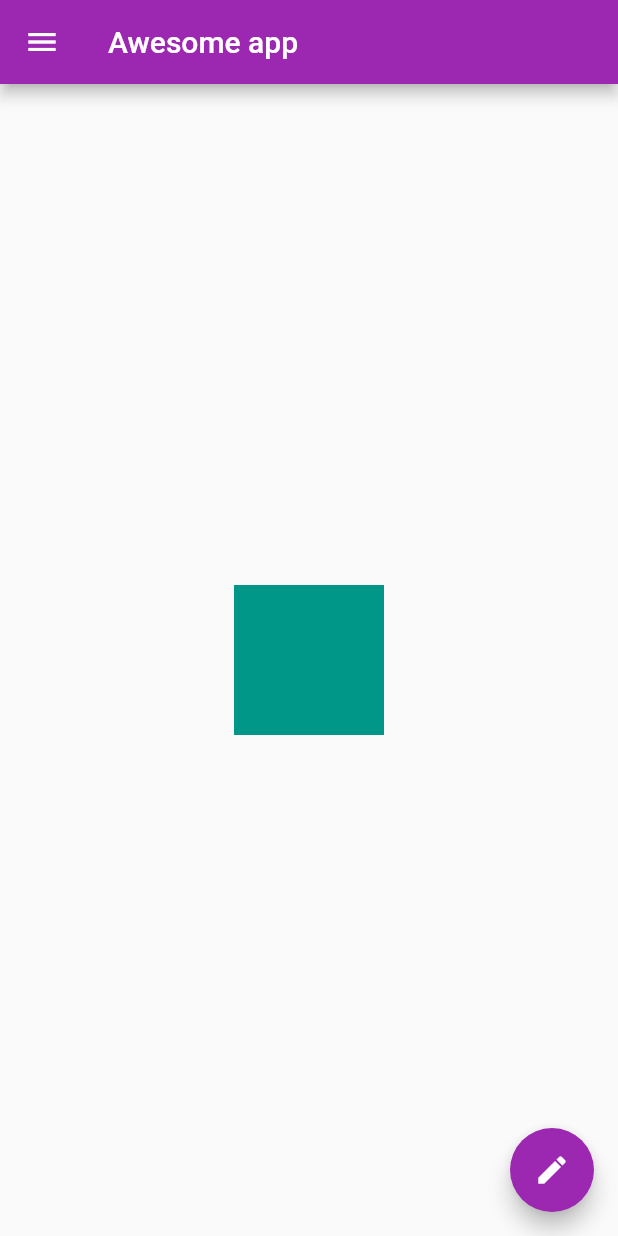
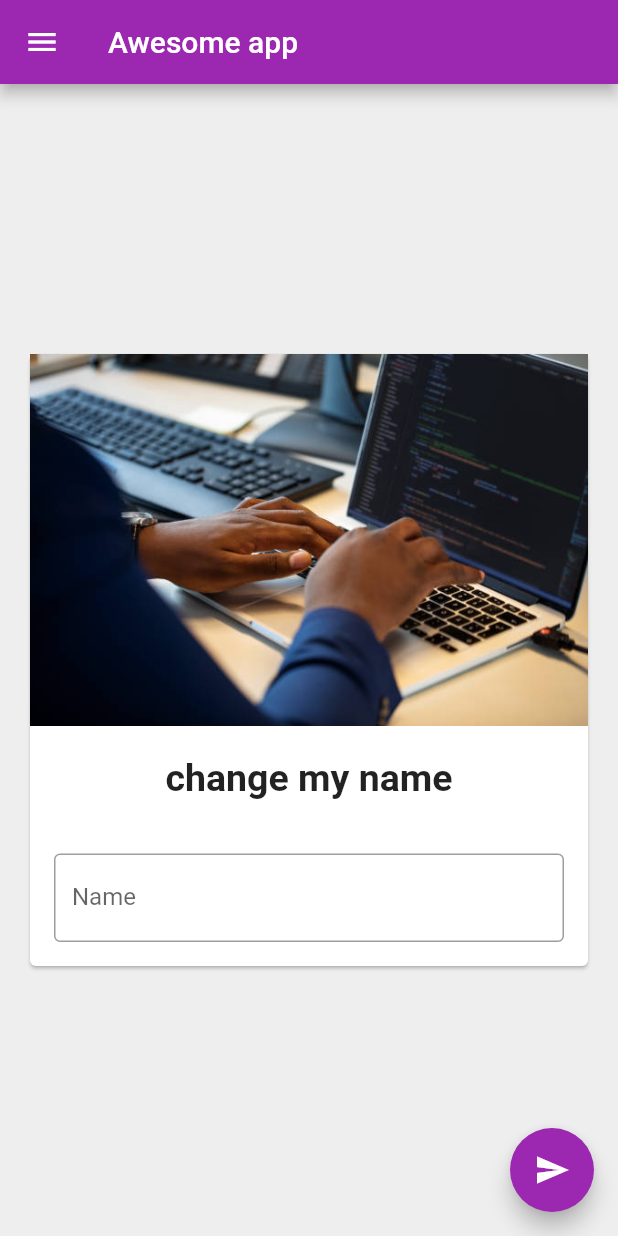
Before and after one commit to mohamed65465168974/helloflutter, a Flutter app: the screen it shows after launch, on a phone screen of 412 x 824 dp. Run offline on Flutter 3.47's test engine with Material 2 defaults, Android fonts, the phone set to English and light mode, and no system bars.

Commit message:
card asset images textfield scroll view

```diff
--- a/lib/main.dart
+++ b/lib/main.dart
@@ -1,3 +1,4 @@
+// ignore_for_file: prefer_const_constructors
 import 'package:flutter/widgets.dart';
 import 'package:flutter/material.dart';
 
@@ -15,20 +16,71 @@ void main() {
   );
 }
 
-class HomePage extends StatelessWidget {
+class HomePage extends StatefulWidget {
   const HomePage({Key? key}) : super(key: key);
+
+  @override
+  State<HomePage> createState() => _HomePageState();
+}
+
+class _HomePageState extends State<HomePage> {
+  var myText = "change my name";
+  TextEditingController _nameController = TextEditingController();
+
+  // initialize var before creating widgets
+  @override
+  void initState() {
+    super.initState();
+  }
+
+  // called when screen is destroyed
+  @override
+  void dispose() {
+    // TODO: implement dispose
+    super.dispose();
+  }
 
   @override
   Widget build(BuildContext context) {
     return Scaffold(
+      backgroundColor: Colors.grey[200],
       appBar: AppBar(
         title: Text('Awesome app'),
       ),
       body: Center(
-        child: Container(
-          height: 100,
-          width: 100,
-          color: Colors.teal,
+        child: Padding(
+          padding: const EdgeInsets.all(16.0),
+          child: SingleChildScrollView(
+            child: Card(
+              child: Column(
+                children: [
+                  Image.asset(
+                    "assets/coding.jpg",
+                  ),
+                  SizedBox(
+                    height: 20,
+                  ),
+                  Text(
+                    myText,
+                    style: TextStyle(fontSize: 25, fontWeight: FontWeight.bold),
+                  ),
+                  SizedBox(
+                    height: 20,
+                  ),
+                  Padding(
+                    padding: const EdgeInsets.all(16.0),
+                    child: TextField(
+                      controller: _nameController,
+                      decoration: InputDecoration(
+                          border: OutlineInputBorder(),
+                          hintText: "Enter some Text",
+                          labelText: "Name"),
+                    ),
+                  ),
+                ],
+              ),
+            ),
+          ),
         ),
       ),
       drawer: Drawer(
@@ -48,9 +100,7 @@ class HomePage extends StatelessWidget {
               title: Text("pawn kumar"),
               subtitle: Text('developer'),
               trailing: Icon(Icons.edit),
-              onTap: () {
-
-              },
+              onTap: () {},
             ),
             ListTile(
               leading: Icon(Icons.person),
@@ -68,8 +118,12 @@ class HomePage extends StatelessWidget {
         ),
       ),
       floatingActionButton: FloatingActionButton(
-        onPressed: () {},
-        child: Icon(Icons.edit),
+        onPressed: () {
+          myText = _nameController.text;
+          // called every time a change is made
+          setState(() {});
+        },
+        child: Icon(Icons.send),
       ),
     );
   }
--- a/pubspec.yaml
+++ b/pubspec.yaml
@@ -58,9 +58,8 @@ flutter:
   uses-material-design: true
 
   # To add assets to your application, add an assets section, like this:
-  # assets:
-  #   - images/a_dot_burr.jpeg
-  #   - images/a_dot_ham.jpeg
+  assets:
+    - assets/
 
   # An image asset can refer to one or more resolution-specific "variants", see
   # https://flutter.dev/assets-and-images/#resolution-aware.
```
Also changed, not shown: assets/coding.jpg (added).
